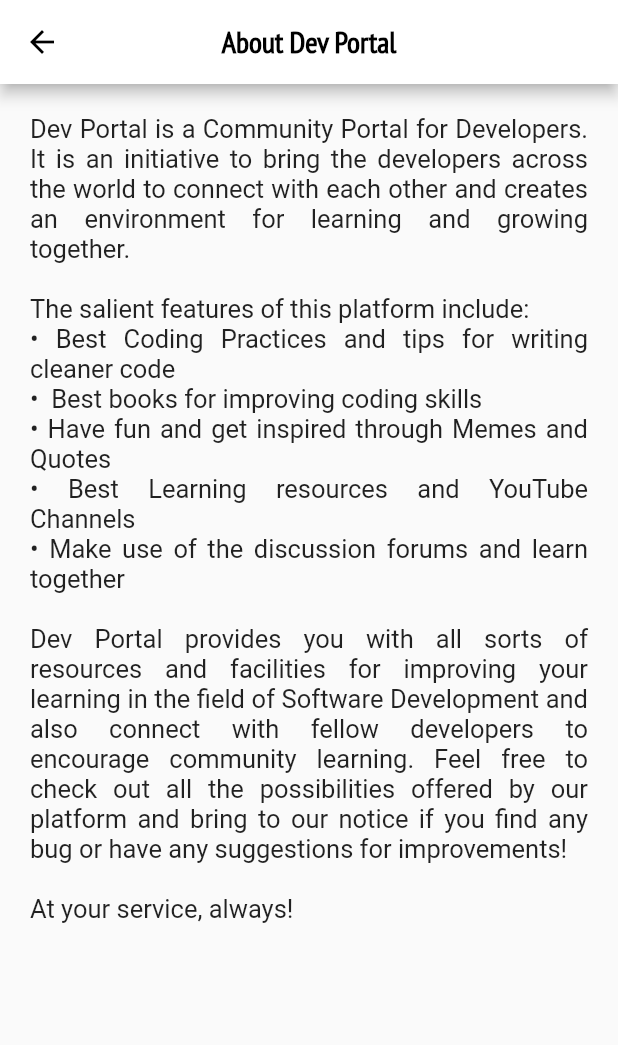
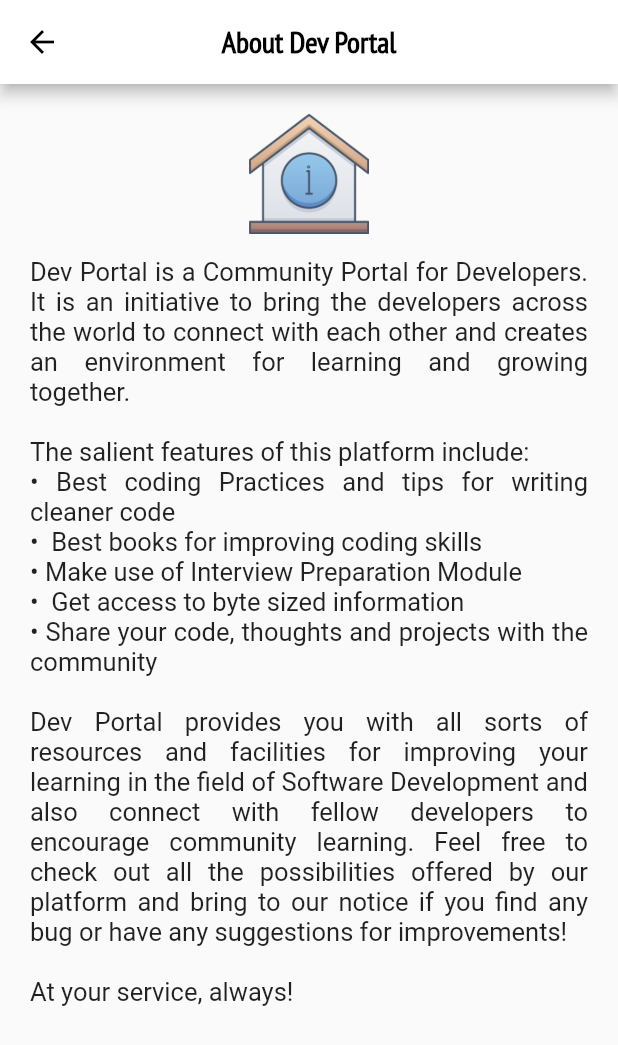
Before and after one commit to smv1999/dev_portal, a Flutter app: the SettingsPage screen opened by its route, after a tap on "About Dev Portal", on a phone screen of 412 x 824 dp. Shown: the top 1045 px of the screen. Run offline on Flutter 3.47's test engine with Material 2 defaults, Android fonts, the phone set to English and light mode, and no system bars; our stand-ins replace animated_text_kit, bottom_navy_bar, carousel_slider, firebase_auth, firebase_database, firebase_storage and 12 more; missing offline and left inert: flutter_email_sender, flutter_full_pdf_viewer, highlighter_coachmark, share_extend; accounts and stored records are empty; network calls fail.

Commit message:
Made some design changes, added images and alert screens

```diff
--- a/lib/routes/route_generator.dart
+++ b/lib/routes/route_generator.dart
@@ -2,6 +2,7 @@ import 'package:dev_portal/home_page.dart';
 import 'package:dev_portal/pages/posts_page.dart';
 import 'package:dev_portal/screens/about_page.dart';
 import 'package:dev_portal/screens/byte_page.dart';
+import 'package:dev_portal/screens/connection_error.dart';
 import 'package:dev_portal/screens/dashboard.dart';
 import 'package:dev_portal/screens/forgot_password_page.dart';
 import 'package:dev_portal/screens/interview_page.dart';
@@ -56,7 +57,8 @@ class RouteGenerator {
         return MaterialPageRoute(builder: (_) => InterviewPage());
       case '/dashboard':
         return MaterialPageRoute(builder: (_) => Dashboard());
-
+      case '/connectionerror':
+        return MaterialPageRoute(builder: (_) => ConnectionError());
       default:
         // If there is no such named route in the switch statement, e.g. /third
         return _errorRoute();
--- a/lib/screens/about_page.dart
+++ b/lib/screens/about_page.dart
@@ -25,11 +25,13 @@ class AboutPage extends StatelessWidget {
         child:Column(
           crossAxisAlignment: CrossAxisAlignment.center,
           children: <Widget>[
+            Image.asset('images/about.png', height: 80,),
+            SizedBox(height: 15,),
             Text('Dev Portal is a Community Portal for Developers. It is an initiative to bring the developers across the world to connect with each'
                 ' other and creates an environment for learning and growing together.\n\n'
-                'The salient features of this platform include: \n• Best Coding Practices and tips for writing cleaner code'
-                '\n•  Best books for improving coding skills \n• Have fun and get inspired through Memes and Quotes'
-                '\n•  Best Learning resources and YouTube Channels\n• Make use of the discussion forums and learn together\n\n'
+                'The salient features of this platform include: \n• Best coding Practices and tips for writing cleaner code'
+                '\n•  Best books for improving coding skills \n• Make use of Interview Preparation Module'
+                '\n•  Get access to byte sized information\n• Share your code, thoughts and projects with the community\n\n'
                 'Dev Portal provides you with all sorts of resources and facilities for improving your learning in '
                 'the field of Software Development and also connect with fellow developers to encourage community learning.'
                 ' Feel free to check out all the possibilities offered by our platform and bring to our notice'
--- a/lib/screens/login_page.dart
+++ b/lib/screens/login_page.dart
@@ -217,9 +217,9 @@ class MyLoginPageState extends State {
               duration: Toast.LENGTH_LONG, gravity: Toast.BOTTOM);
           Navigator.of(context).pushNamedAndRemoveUntil('/home', (r) => false);
         }
-      } else {
-        Toast.show("Authentication Failed!", context,
-            duration: Toast.LENGTH_LONG, gravity: Toast.BOTTOM);
+        else {
+        Navigator.of(context).pushNamed('/connectionerror');
+      }
       }
     }
   }
--- a/lib/screens/privacy_policy_page.dart
+++ b/lib/screens/privacy_policy_page.dart
@@ -25,6 +25,8 @@ class PrivacyPolicyPage extends StatelessWidget {
         child:Column(
           crossAxisAlignment: CrossAxisAlignment.center,
           children: <Widget>[
+            Image.asset('images/privacy.png', height: 80,),
+            SizedBox(height: 15,),
         Html(
         data: """
         <!DOCTYPE html>
--- a/lib/screens/settings_page.dart
+++ b/lib/screens/settings_page.dart
@@ -61,26 +61,26 @@ class _SettingsPageState extends State<SettingsPage> {
                     trailing: Icon(Icons.arrow_forward_ios, color: Colors.black,),
                 ),
               ),
-              Card(
-                margin: const EdgeInsets.all(8.0),
-                child: ListTile(
-                    title: Text('Switch to Dark Mode',
-                    style: GoogleFonts.ptSansNarrow(),
-                    ),
-                    trailing:  Switch(
-                      value: isSwitched,
-                      onChanged: (value){
-                        setState(() {
-                          isSwitched = value;
-                          print(isSwitched);
-                        });
-                      },
-                      activeTrackColor: Colors.black, // black54
-                      activeColor: Colors.grey,
-                    ),
-                  leading: Icon(Icons.compare_arrows, color: Colors.black),
-                ),
-              ),
+              // Card(
+              //   margin: const EdgeInsets.all(8.0),
+              //   child: ListTile(
+              //       title: Text('Switch to Dark Mode',
+              //       style: GoogleFonts.ptSansNarrow(),
+              //       ),
+              //       trailing:  Switch(
+              //         value: isSwitched,
+              //         onChanged: (value){
+              //           setState(() {
+              //             isSwitched = value;
+              //             print(isSwitched);
+              //           });
+              //         },
+              //         activeTrackColor: Colors.black, // black54
+              //         activeColor: Colors.grey,
+              //       ),
+              //     leading: Icon(Icons.compare_arrows, color: Colors.black),
+              //   ),
+              // ),
               Card(
                 margin: const EdgeInsets.all(8.0),
                 child: ListTile(
--- a/pubspec.yaml
+++ b/pubspec.yaml
@@ -38,6 +38,7 @@ dependencies:
   share_extend: ^1.1.9
   font_awesome_flutter: ^8.10.0
   flushbar: ^1.10.4
+  provider: ^4.3.2+2
 dev_dependencies:
   flutter_test:
     sdk: flutter
```
Also changed, not shown: lib/home_page.dart (+10 -4 lines), lib/screens/connection_error.dart (added, +22 -0 lines), images/about.png (added), images/logout.png (added), images/privacy.png (added), images/somethingwrong.png (added), pubspec.lock.
